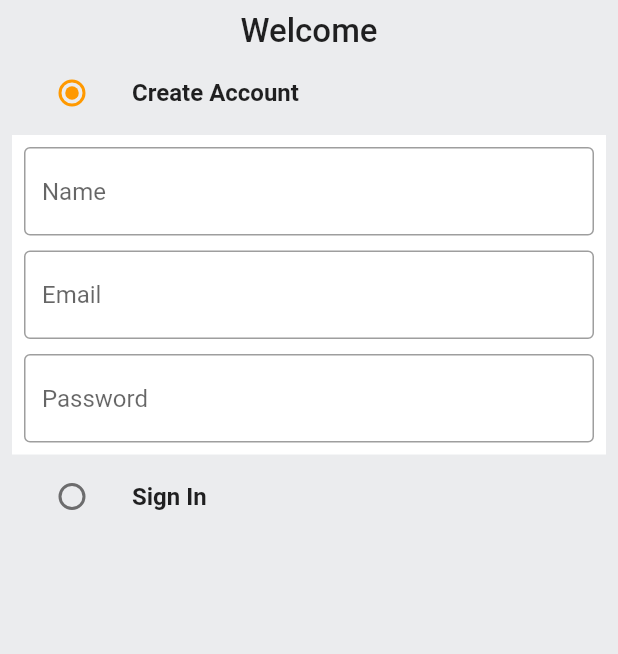
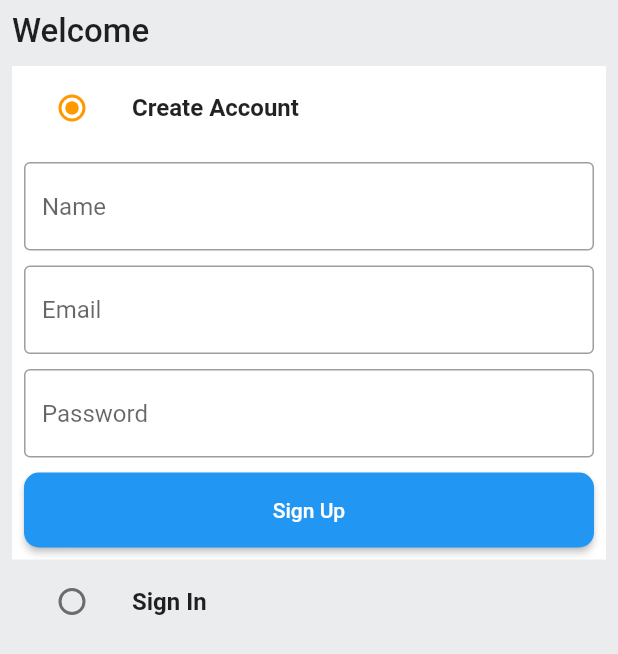
Before and after one commit to merajhossain028/ecommerce_app, a Flutter app: the screen it shows after launch, on a phone screen of 412 x 824 dp. Shown: the top 654 px of the screen. Run offline on Flutter 3.47's test engine with Material 2 defaults, Android fonts, the phone set to English and light mode, and no system bars.

```diff
--- a/lib/auth_screen.dart
+++ b/lib/auth_screen.dart
@@ -1,4 +1,5 @@
 import 'package:ecommerce_app/common/custom_textfield.dart';
+import 'package:ecommerce_app/common/widgets/custom_button.dart';
 import 'package:ecommerce_app/global_variables.dart';
 import 'package:flutter/material.dart';
 
@@ -41,6 +42,7 @@ class _AuthScreenState extends State<AuthScreen> {
         child: Padding(
           padding: const EdgeInsets.all(8.0),
           child: Column(
+            crossAxisAlignment: CrossAxisAlignment.start,
             children: [
               const Text(
                 'Welcome',
@@ -49,7 +51,11 @@ class _AuthScreenState extends State<AuthScreen> {
                   fontWeight: FontWeight.w500,
                 ),
               ),
+              const SizedBox(height: 10),
               ListTile(
+                tileColor: _auth == Auth.signup
+                    ? GlobalVariables.backgroundColor
+                    : GlobalVariables.greyBackgroundCOlor,
                 title: const Text(
                   'Create Account',
                   style: TextStyle(
@@ -87,11 +93,16 @@ class _AuthScreenState extends State<AuthScreen> {
                           controller: _passwordcontroller,
                           hintText: 'Password',
                         ),
+                        const SizedBox(height: 10),
+                        CustomButton(text: 'Sign Up', onTap: () {}),
                       ],
                     ),
                   ),
                 ),
               ListTile(
+                tileColor: _auth == Auth.singin
+                    ? GlobalVariables.backgroundColor
+                    : GlobalVariables.greyBackgroundCOlor,
                 title: const Text(
                   'Sign In',
                   style: TextStyle(
@@ -107,6 +118,30 @@ class _AuthScreenState extends State<AuthScreen> {
                       });
                     }),
               ),
+              if (_auth == Auth.singin)
+                Container(
+                  padding: const EdgeInsets.all(8),
+                  color: GlobalVariables.backgroundColor,
+                  child: Form(
+                    key: _signInFormKey,
+                    child: Column(
+                      children: [
+                        const SizedBox(height: 10),
+                        CustomTextField(
+                          controller: _emailcontroller,
+                          hintText: 'Email',
+                        ),
+                        const SizedBox(height: 10),
+                        CustomTextField(
+                          controller: _passwordcontroller,
+                          hintText: 'Password',
+                        ),
+                        const SizedBox(height: 10),
+                        CustomButton(text: 'Sign In', onTap: () {}),
+                      ],
+                    ),
+                  ),
+                ),
             ],
           ),
         ),
--- a/lib/common/widgets/custom_button.dart
+++ b/lib/common/widgets/custom_button.dart
@@ -0,0 +1,23 @@
+import 'package:flutter/material.dart';
+
+class CustomButton extends StatelessWidget {
+  final String text;
+  final VoidCallback onTap;
+  const CustomButton({super.key, required this.text, required this.onTap});
+
+  @override
+  Widget build(BuildContext context) {
+    return ElevatedButton(
+      onPressed: onTap,
+      style: ElevatedButton.styleFrom(
+        primary: Colors.blue,
+        onPrimary: Colors.white,
+        minimumSize: const Size(double.infinity, 50),
+        shape: RoundedRectangleBorder(
+          borderRadius: BorderRadius.circular(10),
+        ),
+      ),
+      child: Text(text),
+    );
+  }
+}
```
Also changed, not shown: 4 other files.
